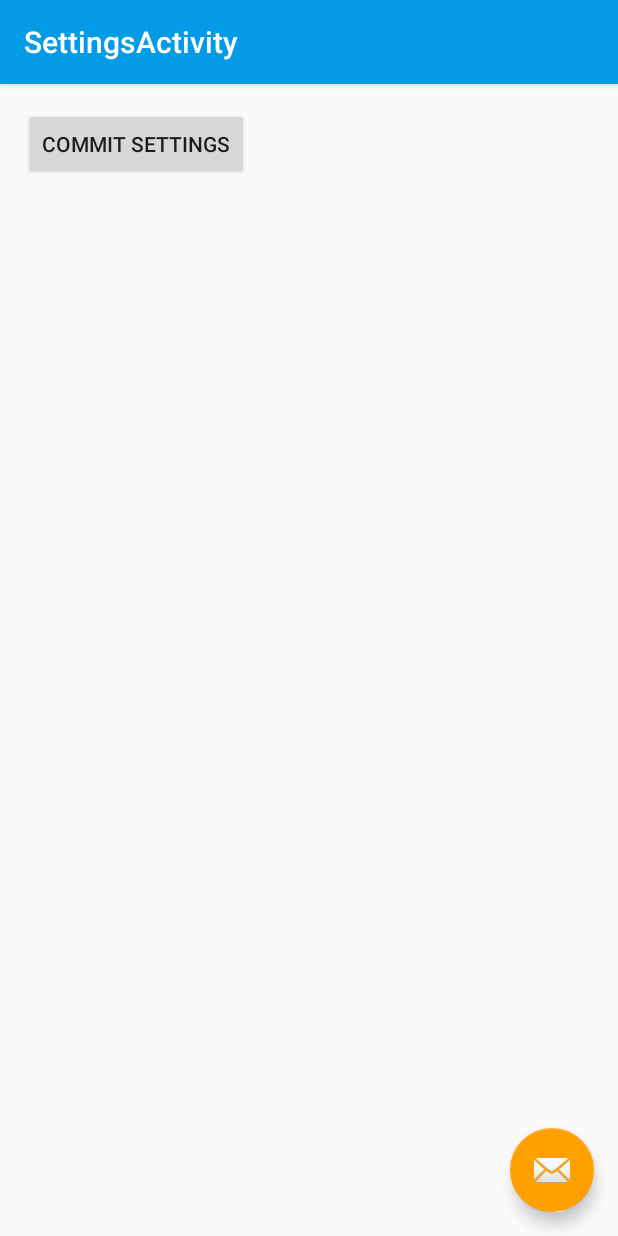
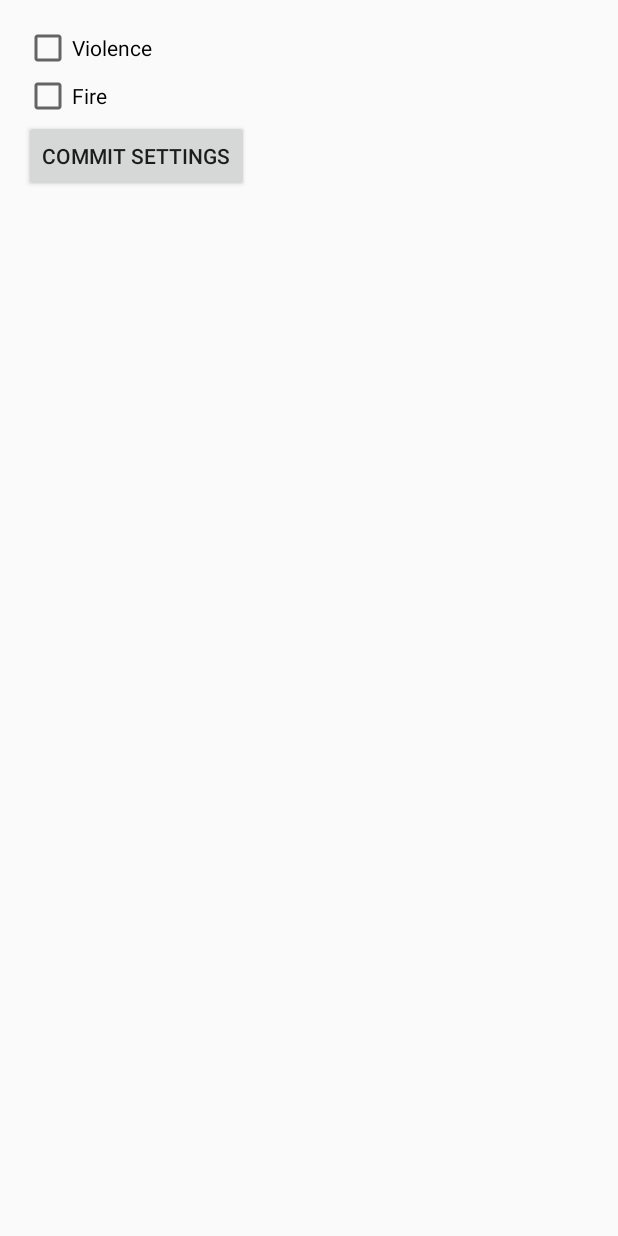
Before and after one commit to RadekJ1992/hackZurich, an Android app: the SettingsActivity screen opened directly, with no data from a screen before it, on a phone screen of 412 x 824 dp. Run offline under Robolectric (Android 15) with nearby library versions, the phone set to English and light mode, and no system bars; 3 statements that could not run were skipped.

Commit message:
fixed layout of settings acticity

```diff
--- a/messaging/app/src/main/res/layout/activity_settings.xml
+++ b/messaging/app/src/main/res/layout/activity_settings.xml
@@ -1,34 +1,32 @@
-<?xml version="1.0" encoding="utf-8"?>
-<android.support.design.widget.CoordinatorLayout xmlns:android="http://schemas.android.com/apk/res/android"
-    xmlns:app="http://schemas.android.com/apk/res-auto"
-    xmlns:tools="http://schemas.android.com/tools"
-    android:layout_width="match_parent"
-    android:layout_height="match_parent"
-    android:fitsSystemWindows="true"
-    tools:context="com.google.firebase.quickstart.fcm.SettingsActivity">
+<LinearLayout xmlns:android="http://schemas.android.com/apk/res/android"
+xmlns:tools="http://schemas.android.com/tools"
+android:layout_width="match_parent"
+android:layout_height="match_parent"
+android:orientation="vertical"
+android:paddingBottom="@dimen/activity_vertical_margin"
+android:paddingLeft="@dimen/activity_horizontal_margin"
+android:paddingRight="@dimen/activity_horizontal_margin"
+android:paddingTop="@dimen/activity_vertical_margin"
+tools:context="com.google.firebase.quickstart.fcm.SettingsActivity">
 
-    <android.support.design.widget.AppBarLayout
-        android:layout_width="match_parent"
-        android:layout_height="wrap_content"
-        android:theme="@style/AppTheme.AppBarOverlay">
 
-        <android.support.v7.widget.Toolbar
-            android:id="@+id/toolbar"
-            android:layout_width="match_parent"
-            android:layout_height="?attr/actionBarSize"
-            android:background="?attr/colorPrimary"
-            app:popupTheme="@style/AppTheme.PopupOverlay" />
-
-    </android.support.design.widget.AppBarLayout>
-
-    <include layout="@layout/content_settings" />
-
-    <android.support.design.widget.FloatingActionButton
-        android:id="@+id/fab"
+    <CheckBox android:id="@+id/checkbox_1"
         android:layout_width="wrap_content"
         android:layout_height="wrap_content"
-        android:layout_gravity="bottom|end"
-        android:layout_margin="@dimen/fab_margin"
-        android:src="@android:drawable/ic_dialog_email" />
+        android:text="@string/checkbox1"
+        android:layout_above="@+id/checkbox_2"/>
 
-</android.support.design.widget.CoordinatorLayout>
+    <CheckBox android:id="@+id/checkbox_2"
+        android:layout_width="wrap_content"
+        android:layout_height="wrap_content"
+        android:text="@string/checkbox2"
+        android:layout_above="@+id/commitButton"/>
+
+    <Button
+        android:layout_width="wrap_content"
+        android:layout_height="wrap_content"
+        android:text="@string/settingsCommitButton"
+        android:onClick="commitSettings"
+        android:id="@+id/commitButton"/>
+
+</LinearLayout>
--- a/messaging/app/src/main/res/layout/content_settings.xml
+++ /dev/null
@@ -1,34 +0,0 @@
-<?xml version="1.0" encoding="utf-8"?>
-<RelativeLayout xmlns:android="http://schemas.android.com/apk/res/android"
-    xmlns:app="http://schemas.android.com/apk/res-auto"
-    xmlns:tools="http://schemas.android.com/tools"
-    android:layout_width="match_parent"
-    android:layout_height="match_parent"
-    android:paddingBottom="@dimen/activity_vertical_margin"
-    android:paddingLeft="@dimen/activity_horizontal_margin"
-    android:paddingRight="@dimen/activity_horizontal_margin"
-    android:paddingTop="@dimen/activity_vertical_margin"
-    app:layout_behavior="@string/appbar_scrolling_view_behavior"
-    tools:context="com.google.firebase.quickstart.fcm.SettingsActivity"
-    tools:showIn="@layout/activity_settings">
-
-    <CheckBox android:id="@+id/checkbox_1"
-        android:layout_width="wrap_content"
-        android:layout_height="wrap_content"
-        android:text="@string/checkbox1"
-        android:layout_above="@+id/checkbox_2"/>
-
-    <CheckBox android:id="@+id/checkbox_2"
-        android:layout_width="wrap_content"
-        android:layout_height="wrap_content"
-        android:text="@string/checkbox2"
-        android:layout_above="@+id/commitButton"/>
-
-    <Button
-        android:layout_width="wrap_content"
-        android:layout_height="wrap_content"
-        android:text="@string/settingsCommitButton"
-        android:onClick="commitSettings"
-        android:id="@+id/commitButton"/>
-
-</RelativeLayout>
```
